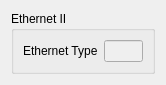
First picture: the form in common/eth2.ui, repository pstavirs/ostinato, before the edit.
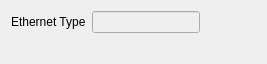
Second picture: the form after the edit.

What changed in the file:
```diff
--- a/common/eth2.ui
+++ b/common/eth2.ui
@@ -5,21 +5,15 @@
    <rect>
     <x>0</x>
     <y>0</y>
-    <width>166</width>
-    <height>72</height>
+    <width>267</width>
+    <height>64</height>
    </rect>
   </property>
   <property name="windowTitle" >
    <string>Form</string>
   </property>
-  <layout class="QHBoxLayout" >
-   <item>
-    <widget class="QGroupBox" name="groupBox" >
-     <property name="title" >
-      <string>Ethernet II</string>
-     </property>
-     <layout class="QHBoxLayout" >
-      <item>
+  <layout class="QGridLayout" >
+   <item row="0" column="0" >
        <widget class="QLabel" name="lblType" >
         <property name="text" >
          <string>Ethernet Type</string>
@@ -29,7 +23,7 @@
         </property>
        </widget>
       </item>
-      <item>
+   <item row="0" column="1" >
        <widget class="QLineEdit" name="leType" >
         <property name="enabled" >
          <bool>false</bool>
@@ -39,10 +33,7 @@
         </property>
        </widget>
       </item>
-     </layout>
-    </widget>
-   </item>
-   <item>
+   <item row="0" column="2" >
     <spacer>
      <property name="orientation" >
       <enum>Qt::Horizontal</enum>
@@ -55,6 +46,19 @@
      </property>
     </spacer>
    </item>
+   <item row="1" column="1" >
+    <spacer>
+     <property name="orientation" >
+      <enum>Qt::Vertical</enum>
+     </property>
+     <property name="sizeHint" >
+      <size>
+       <width>20</width>
+       <height>40</height>
+      </size>
+     </property>
+    </spacer>
+   </item>
   </layout>
  </widget>
  <resources/>
```
Lines whose indentation alone changed are shown as unchanged.
